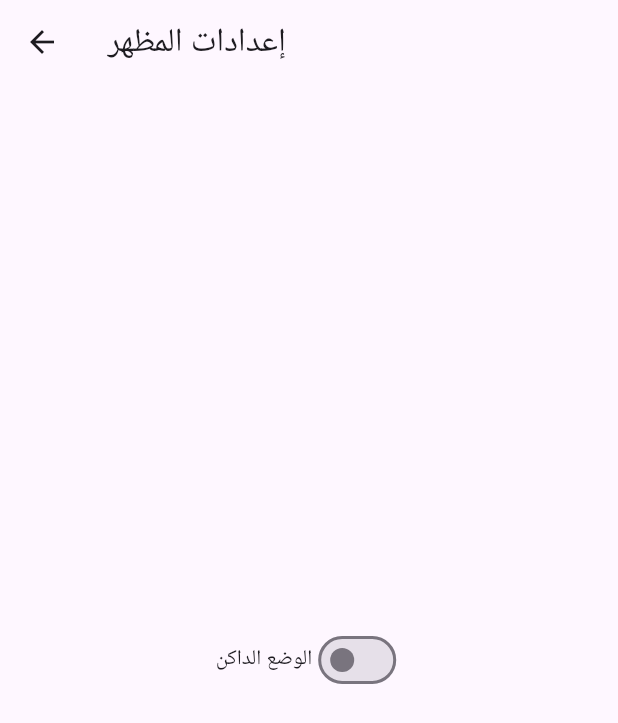
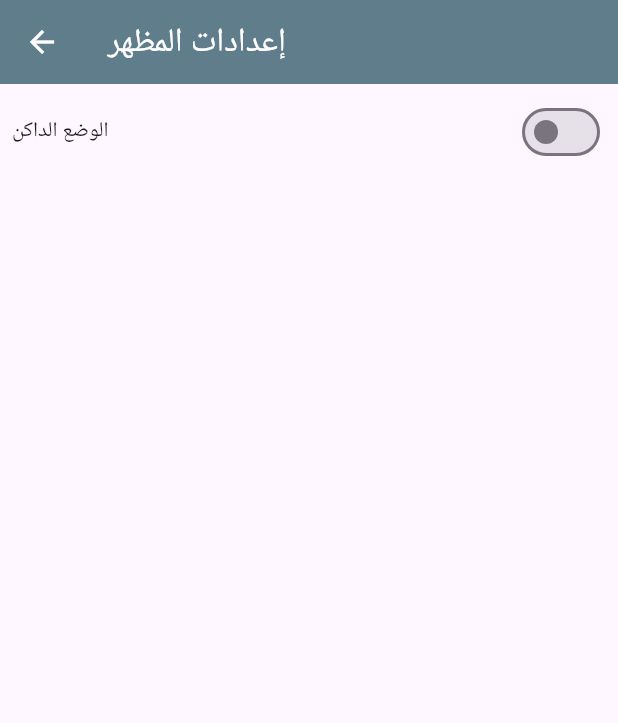
Before and after one commit to MohannadAzzam/rick_and_morty, a Flutter app: the screen it shows after launch, after a tap on the "settings" icon, on a phone screen of 412 x 824 dp. Shown: the top 723 px of the screen. Run offline on Flutter 3.47's test engine with Material 3 defaults, Android fonts, the phone set to English and light mode, and no system bars; our stand-ins replace bloc, cached_network_image, flutter_bloc; network calls fail.

Commit message:
change app bar theme and some editing in settings screen

```diff
--- a/lib/main.dart
+++ b/lib/main.dart
@@ -27,11 +27,11 @@ class RickAndMorty extends StatelessWidget {
         return MaterialApp(
           title: 'Theme Switcher Bloc',
           theme: ThemeData(
-            //   useMaterial3: true,
-            //   appBarTheme: AppBarTheme(
-            //     foregroundColor: Colors.black,
-            //     backgroundColor: Colors.cyan,
-            //   ),
+            useMaterial3: true,
+            appBarTheme: AppBarTheme(
+              foregroundColor: Colors.white,
+              backgroundColor: Colors.blueGrey,
+            ),
           ), // سمات الوضع الفاتح
           darkTheme: ThemeData.dark(), // سمات الوضع المظلم
           themeMode: currentTheme, // هذه هي القيمة التي تتغير من الـ Cubit
--- a/lib/presentation/screens/characters_screen.dart
+++ b/lib/presentation/screens/characters_screen.dart
@@ -14,7 +14,6 @@ class CharactersScreen extends StatelessWidget {
     return Scaffold(
       appBar: AppBar(
         title: const Text("Rick and Morty Characters"),
-        backgroundColor: Colors.blueGrey,
         actions: [
           IconButton(
             onPressed: () {
--- a/lib/presentation/screens/settings_screen.dart
+++ b/lib/presentation/screens/settings_screen.dart
@@ -5,13 +5,14 @@ import 'package:rick_and_morty/business_logic/cubit/characters_cubit.dart';
 class SettingsScreen extends StatelessWidget {
   const SettingsScreen({super.key});
 
-@override
+  @override
   Widget build(BuildContext context) {
     return Scaffold(
       appBar: AppBar(title: const Text('إعدادات المظهر')),
-      body: Center(
+      body: Container(
+        margin: EdgeInsets.all(8),
         child: Row(
-          mainAxisAlignment: MainAxisAlignment.center,
+          mainAxisAlignment: MainAxisAlignment.spaceBetween,
           children: [
             const Text("الوضع الداكن"),
             Switch(
```
